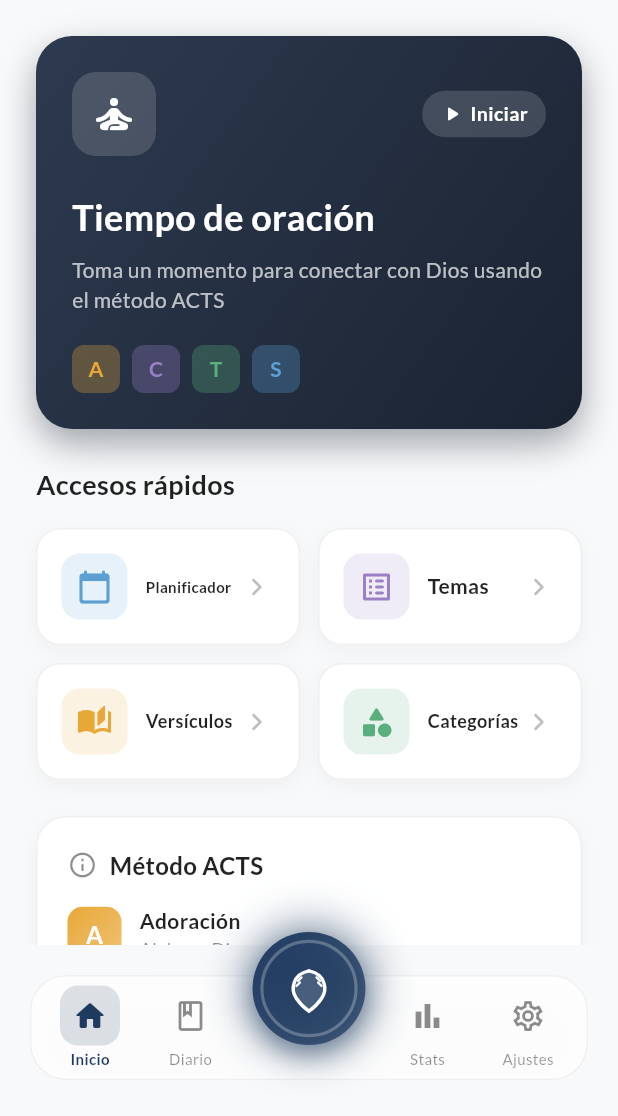
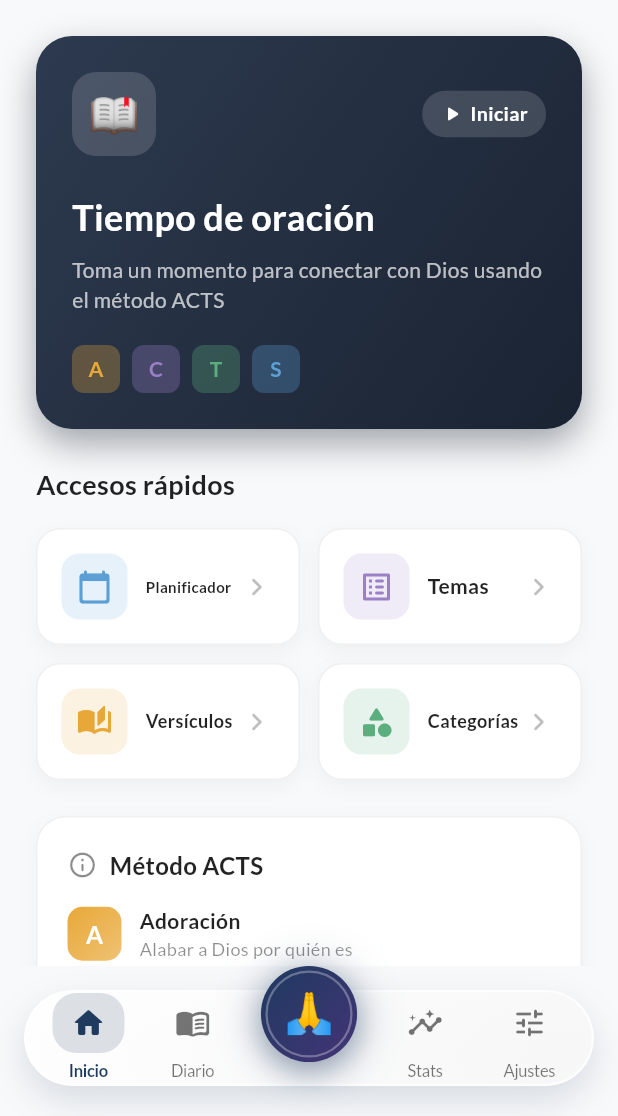
Before and after one commit to julioale21/selah, a Flutter app: the screen it shows after launch, on a phone screen of 412 x 824 dp, the part 120-1236 px from its top. Run offline on Flutter 3.47's test engine with Material 3 defaults, Android fonts, the phone set to English and light mode, and no system bars; drawn by our look-alikes of auto_size_text; our stand-ins replace dartz, equatable, file_picker, flutter_bloc, get_it, go_router and 5 more; accounts and stored records are empty.

```diff
--- a/lib/core/widgets/main_shell.dart
+++ b/lib/core/widgets/main_shell.dart
@@ -24,6 +24,7 @@ class MainShell extends StatelessWidget {
       bottomNavigationBar: _ModernBottomNav(
         currentIndex: navigationShell.currentIndex,
         onTap: (index) => navigationShell.goBranch(index),
+        onSettingsTap: () => context.push('/settings'),
         isDark: isDark,
         primaryColor: primaryColor,
       ),
@@ -34,12 +35,14 @@ class MainShell extends StatelessWidget {
 class _ModernBottomNav extends StatelessWidget {
   final int currentIndex;
   final Function(int) onTap;
+  final VoidCallback onSettingsTap;
   final bool isDark;
   final Color primaryColor;
 
   const _ModernBottomNav({
     required this.currentIndex,
     required this.onTap,
+    required this.onSettingsTap,
     required this.isDark,
     required this.primaryColor,
   });
@@ -47,47 +50,64 @@ class _ModernBottomNav extends StatelessWidget {
   @override
   Widget build(BuildContext context) {
     return Container(
-      margin: const EdgeInsets.fromLTRB(20, 0, 20, 24),
-      height: 90,
+      margin: const EdgeInsets.fromLTRB(16, 0, 16, 20),
+      height: 80,
       child: Stack(
         clipBehavior: Clip.none,
         alignment: Alignment.bottomCenter,
         children: [
-          // Main navigation bar
+          // Main navigation bar with notch
           Positioned(
             bottom: 0,
             left: 0,
             right: 0,
+            child: Container(
+              height: 64,
+              decoration: BoxDecoration(
+                borderRadius: BorderRadius.circular(32),
+                boxShadow: [
+                  BoxShadow(
+                    color: isDark
+                        ? Colors.black.withValues(alpha: 0.4)
+                        : primaryColor.withValues(alpha: 0.15),
+                    blurRadius: 20,
+                    offset: const Offset(0, 10),
+                    spreadRadius: 0,
+                  ),
+                ],
+              ),
               child: ClipRRect(
-              borderRadius: BorderRadius.circular(24),
+                borderRadius: BorderRadius.circular(32),
                 child: BackdropFilter(
-                filter: ImageFilter.blur(sigmaX: 20, sigmaY: 20),
+                  filter: ImageFilter.blur(sigmaX: 15, sigmaY: 15),
                   child: Container(
-                  height: 70,
                     decoration: BoxDecoration(
-                    color: isDark
-                        ? const Color(0xFF1A1A1A).withValues(alpha: 0.9)
-                        : Colors.white.withValues(alpha: 0.9),
-                    borderRadius: BorderRadius.circular(24),
+                      gradient: LinearGradient(
+                        begin: Alignment.topLeft,
+                        end: Alignment.bottomRight,
+                        colors: isDark
+                            ? [
+                                const Color(0xFF1E1E1E).withValues(alpha: 0.95),
+                                const Color(0xFF2A2A2A).withValues(alpha: 0.95),
+                              ]
+                            : [
+                                Colors.white.withValues(alpha: 0.95),
+                                const Color(0xFFF8F8F8).withValues(alpha: 0.95),
+                              ],
+                      ),
+                      borderRadius: BorderRadius.circular(32),
                       border: Border.all(
                         color: isDark
-                          ? Colors.white.withValues(alpha: 0.1)
-                          : Colors.black.withValues(alpha: 0.05),
+                            ? Colors.white.withValues(alpha: 0.08)
+                            : Colors.white.withValues(alpha: 0.8),
+                        width: 1.5,
                       ),
-                    boxShadow: [
-                      BoxShadow(
-                        color: Colors.black.withValues(alpha: isDark ? 0.3 : 0.1),
-                        blurRadius: 24,
-                        offset: const Offset(0, 8),
-                      ),
-                    ],
                     ),
                     child: Row(
                       mainAxisAlignment: MainAxisAlignment.spaceEvenly,
                       children: [
                         _NavItem(
-                        icon: Icons.home_outlined,
-                        activeIcon: Icons.home_rounded,
+                          icon: Icons.home_rounded,
                           label: 'Inicio',
                           isSelected: currentIndex == 0,
                           onTap: () => onTap(0),
@@ -95,8 +115,7 @@ class _ModernBottomNav extends StatelessWidget {
                           primaryColor: primaryColor,
                         ),
                         _NavItem(
-                        icon: Icons.book_outlined,
-                        activeIcon: Icons.book_rounded,
+                          icon: Icons.menu_book_rounded,
                           label: 'Diario',
                           isSelected: currentIndex == 2,
                           onTap: () => onTap(2),
@@ -104,10 +123,9 @@ class _ModernBottomNav extends StatelessWidget {
                           primaryColor: primaryColor,
                         ),
                         // Space for center button
-                      const SizedBox(width: 80),
+                        const SizedBox(width: 72),
                         _NavItem(
-                        icon: Icons.bar_chart_outlined,
-                        activeIcon: Icons.bar_chart_rounded,
+                          icon: Icons.insights_rounded,
                           label: 'Stats',
                           isSelected: currentIndex == 3,
                           onTap: () => onTap(3),
@@ -115,11 +133,10 @@ class _ModernBottomNav extends StatelessWidget {
                           primaryColor: primaryColor,
                         ),
                         _NavItem(
-                        icon: Icons.settings_outlined,
-                        activeIcon: Icons.settings_rounded,
+                          icon: Icons.tune_rounded,
                           label: 'Ajustes',
                           isSelected: false,
-                        onTap: () => context.push('/settings'),
+                          onTap: onSettingsTap,
                           isDark: isDark,
                           primaryColor: primaryColor,
                         ),
@@ -129,14 +146,16 @@ class _ModernBottomNav extends StatelessWidget {
                 ),
               ),
             ),
+          ),
 
-          // Center floating button
+          // Center floating prayer button
           Positioned(
-            bottom: 25,
+            bottom: 16,
             child: _CenterPrayerButton(
               isSelected: currentIndex == 1,
               onTap: () => onTap(1),
               primaryColor: primaryColor,
+              isDark: isDark,
             ),
           ),
         ],
@@ -145,9 +164,8 @@ class _ModernBottomNav extends StatelessWidget {
   }
 }
 
-class _NavItem extends StatelessWidget {
+class _NavItem extends StatefulWidget {
   final IconData icon;
-  final IconData activeIcon;
   final String label;
   final bool isSelected;
   final VoidCallback onTap;
@@ -156,7 +174,6 @@ class _NavItem extends StatelessWidget {
 
   const _NavItem({
     required this.icon,
-    required this.activeIcon,
     required this.label,
     required this.isSelected,
     required this.onTap,
@@ -165,87 +182,21 @@ class _NavItem extends StatelessWidget {
   });
 
   @override
-  Widget build(BuildContext context) {
-    return GestureDetector(
-      onTap: onTap,
-      behavior: HitTestBehavior.opaque,
-      child: SizedBox(
-        width: 56,
-        child: Column(
-          mainAxisSize: MainAxisSize.min,
-          mainAxisAlignment: MainAxisAlignment.center,
-          children: [
-            AnimatedContainer(
-              duration: const Duration(milliseconds: 200),
-              padding: const EdgeInsets.all(8),
-              decoration: BoxDecoration(
-                color: isSelected
-                    ? primaryColor.withValues(alpha: 0.15)
-                    : Colors.transparent,
-                borderRadius: BorderRadius.circular(12),
-              ),
-              child: Icon(
-                isSelected ? activeIcon : icon,
-                size: 24,
-                color: isSelected
-                    ? primaryColor
-                    : (isDark ? Colors.white54 : Colors.black45),
-              ),
-            ),
-            const SizedBox(height: 2),
-            AutoSizeText(
-              label,
-              maxLines: 1,
-              minFontSize: 8,
-              maxFontSize: 10,
-              style: TextStyle(
-                fontWeight: isSelected ? FontWeight.w600 : FontWeight.normal,
-                color: isSelected
-                    ? primaryColor
-                    : (isDark ? Colors.white54 : Colors.black45),
-              ),
-            ),
-          ],
-        ),
-      ),
-    );
-  }
+  State<_NavItem> createState() => _NavItemState();
 }
 
-class _CenterPrayerButton extends StatefulWidget {
-  final bool isSelected;
-  final VoidCallback onTap;
-  final Color primaryColor;
-
-  const _CenterPrayerButton({
-    required this.isSelected,
-    required this.onTap,
-    required this.primaryColor,
-  });
-
-  @override
-  State<_CenterPrayerButton> createState() => _CenterPrayerButtonState();
-}
-
-class _CenterPrayerButtonState extends State<_CenterPrayerButton>
-    with SingleTickerProviderStateMixin {
+class _NavItemState extends State<_NavItem> with SingleTickerProviderStateMixin {
   late AnimationController _controller;
   late Animation<double> _scaleAnimation;
-  late Animation<double> _glowAnimation;
 
   @override
   void initState() {
     super.initState();
     _controller = AnimationController(
-      duration: const Duration(milliseconds: 1500),
+      duration: const Duration(milliseconds: 150),
       vsync: this,
-    )..repeat(reverse: true);
-
-    _scaleAnimation = Tween<double>(begin: 1.0, end: 1.05).animate(
-      CurvedAnimation(parent: _controller, curve: Curves.easeInOut),
     );
-
-    _glowAnimation = Tween<double>(begin: 0.3, end: 0.6).animate(
+    _scaleAnimation = Tween<double>(begin: 1.0, end: 0.9).animate(
       CurvedAnimation(parent: _controller, curve: Curves.easeInOut),
     );
   }
@@ -258,16 +209,140 @@ class _CenterPrayerButtonState extends State<_CenterPrayerButton>
 
   @override
   Widget build(BuildContext context) {
+    final color = widget.isSelected
+        ? widget.primaryColor
+        : (widget.isDark ? Colors.white60 : Colors.black54);
+
+    return GestureDetector(
+      onTapDown: (_) => _controller.forward(),
+      onTapUp: (_) {
+        _controller.reverse();
+        widget.onTap();
+      },
+      onTapCancel: () => _controller.reverse(),
+      behavior: HitTestBehavior.opaque,
+      child: AnimatedBuilder(
+        animation: _scaleAnimation,
+        builder: (context, child) {
+          return Transform.scale(
+            scale: _scaleAnimation.value,
+            child: SizedBox(
+              width: 56,
+              child: Column(
+                mainAxisSize: MainAxisSize.min,
+                mainAxisAlignment: MainAxisAlignment.center,
+                children: [
+                  AnimatedContainer(
+                    duration: const Duration(milliseconds: 200),
+                    curve: Curves.easeOutCubic,
+                    padding: const EdgeInsets.symmetric(horizontal: 12, vertical: 8),
+                    decoration: BoxDecoration(
+                      color: widget.isSelected
+                          ? widget.primaryColor.withValues(alpha: 0.15)
+                          : Colors.transparent,
+                      borderRadius: BorderRadius.circular(16),
+                    ),
+                    child: Icon(
+                      widget.icon,
+                      size: 24,
+                      color: color,
+                    ),
+                  ),
+                  const SizedBox(height: 4),
+                  AutoSizeText(
+                    widget.label,
+                    maxLines: 1,
+                    minFontSize: 8,
+                    maxFontSize: 11,
+                    style: TextStyle(
+                      fontWeight: widget.isSelected ? FontWeight.w600 : FontWeight.w500,
+                      color: color,
+                      letterSpacing: -0.2,
+                    ),
+                  ),
+                ],
+              ),
+            ),
+          );
+        },
+      ),
+    );
+  }
+}
+
+class _CenterPrayerButton extends StatefulWidget {
+  final bool isSelected;
+  final VoidCallback onTap;
+  final Color primaryColor;
+  final bool isDark;
+
+  const _CenterPrayerButton({
+    required this.isSelected,
+    required this.onTap,
+    required this.primaryColor,
+    required this.isDark,
+  });
+
+  @override
+  State<_CenterPrayerButton> createState() => _CenterPrayerButtonState();
+}
+
+class _CenterPrayerButtonState extends State<_CenterPrayerButton>
+    with TickerProviderStateMixin {
+  late AnimationController _pulseController;
+  late AnimationController _tapController;
+  late Animation<double> _pulseAnimation;
+  late Animation<double> _tapAnimation;
+
+  @override
+  void initState() {
+    super.initState();
+
+    // Subtle pulse animation
+    _pulseController = AnimationController(
+      duration: const Duration(milliseconds: 2000),
+      vsync: this,
+    )..repeat(reverse: true);
+
+    _pulseAnimation = Tween<double>(begin: 1.0, end: 1.08).animate(
+      CurvedAnimation(parent: _pulseController, curve: Curves.easeInOut),
+    );
+
+    // Tap animation
+    _tapController = AnimationController(
+      duration: const Duration(milliseconds: 100),
+      vsync: this,
+    );
+
+    _tapAnimation = Tween<double>(begin: 1.0, end: 0.92).animate(
+      CurvedAnimation(parent: _tapController, curve: Curves.easeInOut),
+    );
+  }
+
+  @override
+  void dispose() {
+    _pulseController.dispose();
+    _tapController.dispose();
+    super.dispose();
+  }
+
+  @override
+  Widget build(BuildContext context) {
     return AnimatedBuilder(
-      animation: _controller,
+      animation: Listenable.merge([_pulseController, _tapController]),
       builder: (context, child) {
         return GestureDetector(
-          onTap: widget.onTap,
+          onTapDown: (_) => _tapController.forward(),
+          onTapUp: (_) {
+            _tapController.reverse();
+            widget.onTap();
+          },
+          onTapCancel: () => _tapController.reverse(),
           child: Transform.scale(
-            scale: _scaleAnimation.value,
+            scale: _pulseAnimation.value * _tapAnimation.value,
             child: Container(
-              width: 72,
-              height: 72,
+              width: 64,
+              height: 64,
               decoration: BoxDecoration(
                 shape: BoxShape.circle,
                 gradient: LinearGradient(
@@ -275,45 +350,39 @@ class _CenterPrayerButtonState extends State<_CenterPrayerButton>
                   end: Alignment.bottomRight,
                   colors: [
                     widget.primaryColor,
-                    widget.primaryColor.withValues(alpha: 0.7),
+                    Color.lerp(widget.primaryColor, Colors.purple, 0.3)!,
                   ],
                 ),
                 boxShadow: [
                   BoxShadow(
-                    color: widget.primaryColor.withValues(alpha: _glowAnimation.value),
-                    blurRadius: 24,
-                    spreadRadius: 4,
+                    color: widget.primaryColor.withValues(alpha: 0.4),
+                    blurRadius: 16,
+                    offset: const Offset(0, 6),
+                    spreadRadius: 0,
                   ),
                   BoxShadow(
-                    color: widget.primaryColor.withValues(alpha: 0.4),
-                    blurRadius: 12,
-                    offset: const Offset(0, 6),
+                    color: widget.primaryColor.withValues(alpha: 0.2),
+                    blurRadius: 24,
+                    offset: const Offset(0, 2),
+                    spreadRadius: 4,
                   ),
                 ],
               ),
-              child: Stack(
-                alignment: Alignment.center,
-                children: [
-                  // Inner ring
-                  Container(
-                    width: 62,
-                    height: 62,
+              child: Container(
+                margin: const EdgeInsets.all(3),
                 decoration: BoxDecoration(
                   shape: BoxShape.circle,
                   border: Border.all(
-                        color: Colors.white.withValues(alpha: 0.25),
-                        width: 2,
+                    color: Colors.white.withValues(alpha: 0.3),
+                    width: 1.5,
                   ),
                 ),
-                  ),
-                  // Praying hands icon
-                  CustomPaint(
-                    size: const Size(32, 32),
-                    painter: _PrayingHandsPainter(
-                      color: Colors.white,
+                child: const Center(
+                  child: Text(
+                    '🙏',
+                    style: TextStyle(fontSize: 26),
                   ),
                 ),
-                ],
               ),
             ),
           ),
@@ -322,78 +391,3 @@ class _CenterPrayerButtonState extends State<_CenterPrayerButton>
     );
   }
 }
-
-// Custom painter for praying hands icon
-class _PrayingHandsPainter extends CustomPainter {
-  final Color color;
-
-  _PrayingHandsPainter({required this.color});
-
-  @override
-  void paint(Canvas canvas, Size size) {
-    final paint = Paint()
-      ..color = color
-      ..style = PaintingStyle.stroke
-      ..strokeWidth = 2.2
-      ..strokeCap = StrokeCap.round
-      ..strokeJoin = StrokeJoin.round;
-
-    final fillPaint = Paint()
-      ..color = color.withValues(alpha: 0.15)
-      ..style = PaintingStyle.fill;
-
-    final w = size.width;
-    final h = size.height;
-
-    // Left hand path
-    final leftHand = Path()
-      ..moveTo(w * 0.5, h * 0.15)
-      ..quadraticBezierTo(w * 0.25, h * 0.2, w * 0.2, h * 0.4)
-      ..quadraticBezierTo(w * 0.15, h * 0.55, w * 0.25, h * 0.7)
-      ..quadraticBezierTo(w * 0.35, h * 0.85, w * 0.5, h * 0.95);
-
-    // Right hand path (mirror)
-    final rightHand = Path()
-      ..moveTo(w * 0.5, h * 0.15)
-      ..quadraticBezierTo(w * 0.75, h * 0.2, w * 0.8, h * 0.4)
-      ..quadraticBezierTo(w * 0.85, h * 0.55, w * 0.75, h * 0.7)
-      ..quadraticBezierTo(w * 0.65, h * 0.85, w * 0.5, h * 0.95);
-
-    // Combined path for fill
-    final combinedPath = Path()
-      ..addPath(leftHand, Offset.zero)
-      ..lineTo(w * 0.5, h * 0.95)
-      ..addPath(rightHand, Offset.zero);
-
-    canvas.drawPath(combinedPath, fillPaint);
-    canvas.drawPath(leftHand, paint);
-    canvas.drawPath(rightHand, paint);
-
-    // Finger lines on left hand
-    canvas.drawLine(
-      Offset(w * 0.28, h * 0.35),
-      Offset(w * 0.35, h * 0.28),
-      paint..strokeWidth = 1.5,
-    );
-    canvas.drawLine(
-      Offset(w * 0.25, h * 0.45),
-      Offset(w * 0.32, h * 0.38),
-      paint,
-    );
-
-    // Finger lines on right hand (mirror)
-    canvas.drawLine(
-      Offset(w * 0.72, h * 0.35),
-      Offset(w * 0.65, h * 0.28),
-      paint,
-    );
-    canvas.drawLine(
-      Offset(w * 0.75, h * 0.45),
-      Offset(w * 0.68, h * 0.38),
-      paint,
-    );
-  }
-
-  @override
-  bool shouldRepaint(covariant CustomPainter oldDelegate) => false;
-}
--- a/lib/features/home/presentation/screens/home_content.dart
+++ b/lib/features/home/presentation/screens/home_content.dart
@@ -131,7 +131,7 @@ class _HomeContentState extends State<HomeContent> {
                   padding: const EdgeInsets.all(24),
                   child: _MainPrayerCard(
                     isDark: isDark,
-                    onTap: () => context.push(SelahRoutes.session),
+                    onTap: () => context.go(SelahRoutes.session),
                   ),
                 ),
               ),
@@ -276,10 +276,11 @@ class _MainPrayerCard extends StatelessWidget {
                     color: Colors.white.withValues(alpha: 0.15),
                     borderRadius: BorderRadius.circular(16),
                   ),
-                  child: const Icon(
-                    Icons.self_improvement_rounded,
-                    color: Colors.white,
-                    size: 32,
+                  child: const Center(
+                    child: Text(
+                      '📖',
+                      style: TextStyle(fontSize: 28),
+                    ),
                   ),
                 ),
                 const Spacer(),
--- a/lib/features/planner/presentation/screens/planner_screen.dart
+++ b/lib/features/planner/presentation/screens/planner_screen.dart
@@ -103,9 +103,9 @@ class _PlannerScreenState extends State<PlannerScreen> {
                       // Navigate to prayer session with the plan's topics
                       final plan = state.getPlanForDate(state.selectedDate);
                       if (plan != null) {
-                        context.push(SelahRoutes.session, extra: plan.topicIds);
+                        context.go(SelahRoutes.session, extra: plan.topicIds);
                       } else {
-                        context.push(SelahRoutes.session);
+                        context.go(SelahRoutes.session);
                       }
                     },
                     onDeletePlan: state.getPlanForDate(state.selectedDate) != null
--- a/lib/features/prayer_session/presentation/screens/prayer_session_screen.dart
+++ b/lib/features/prayer_session/presentation/screens/prayer_session_screen.dart
@@ -1,8 +1,10 @@
 import 'package:flutter/material.dart';
 import 'package:flutter_bloc/flutter_bloc.dart';
+import 'package:go_router/go_router.dart';
 import 'package:selah_ui_kit/selah_ui_kit.dart';
 
 import '../../../../core/extensions/extensions.dart';
+import '../../../../core/router/selah_routes.dart';
 import '../../../bible/domain/entities/verse.dart';
 import '../../../categories/domain/entities/category.dart' as cat;
 import '../../../prayer_topics/domain/entities/prayer_topic.dart';
@@ -158,7 +160,7 @@ class _PrayerSessionScreenState extends State<PrayerSessionScreen> {
         child: SelahButton(
           label: 'Finalizar',
           isFullWidth: true,
-          onPressed: () => Navigator.of(context).pop(),
+          onPressed: () => context.go(SelahRoutes.home),
         ),
       );
     }
@@ -202,7 +204,7 @@ class _PrayerSessionScreenState extends State<PrayerSessionScreen> {
 
   void _showExitDialog(BuildContext context, PrayerSessionState state) {
     if (state.isSetup) {
-      Navigator.of(context).pop();
+      context.go(SelahRoutes.home);
       return;
     }
 
@@ -219,7 +221,7 @@ class _PrayerSessionScreenState extends State<PrayerSessionScreen> {
           TextButton(
             onPressed: () {
               Navigator.of(ctx).pop();
-              Navigator.of(context).pop();
+              context.go(SelahRoutes.home);
             },
             child: const Text('Salir'),
           ),
```
Lines whose indentation alone changed are shown as unchanged.
